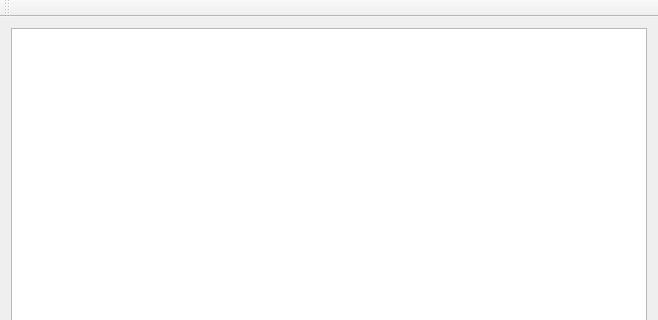
Qt form src/RDP/MotionCapture/MotionCapture.ui (DaikiMaekawa/RoboticsProject) before a commit; both pictures show x 0 to 658 and y 0 to 320 of the 658 by 602 pixel window.
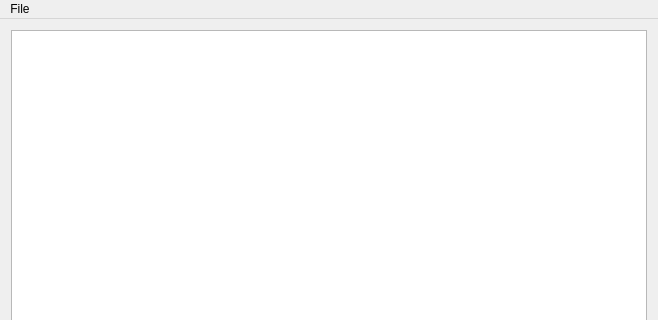
The same form after that commit.

Commit message: Support for motion file of writing and read

```diff
--- a/src/RDP/MotionCapture/MotionCapture.ui
+++ b/src/RDP/MotionCapture/MotionCapture.ui
@@ -29,14 +29,14 @@
      <height>25</height>
     </rect>
    </property>
-  </widget>
-  <widget class="QToolBar" name="mainToolBar">
-   <attribute name="toolBarArea">
-    <enum>TopToolBarArea</enum>
-   </attribute>
-   <attribute name="toolBarBreak">
-    <bool>false</bool>
-   </attribute>
+   <widget class="QMenu" name="menuFile">
+    <property name="title">
+     <string>File</string>
+    </property>
+    <addaction name="actionSaveFile"/>
+    <addaction name="actionLoadFile"/>
+   </widget>
+   <addaction name="menuFile"/>
   </widget>
   <widget class="QStatusBar" name="statusBar"/>
   <widget class="QDockWidget" name="dockWidget">
```
Left out of the diff: 10 changed lines with no effect on the pictures. The commit also changes 6 other files.
